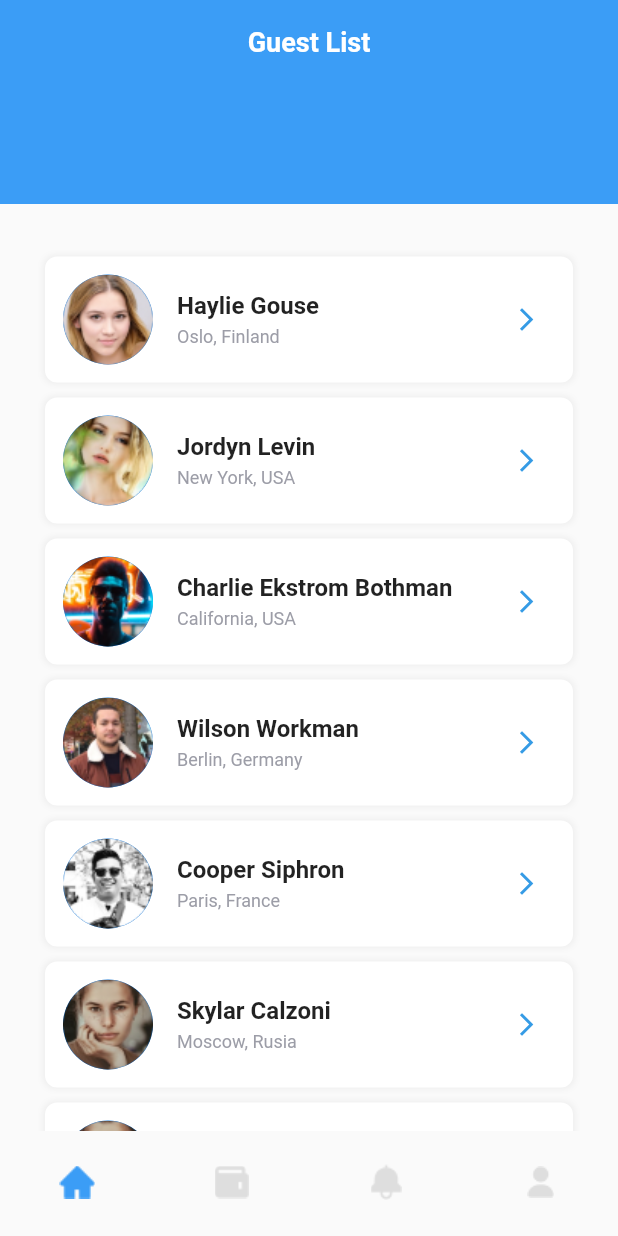
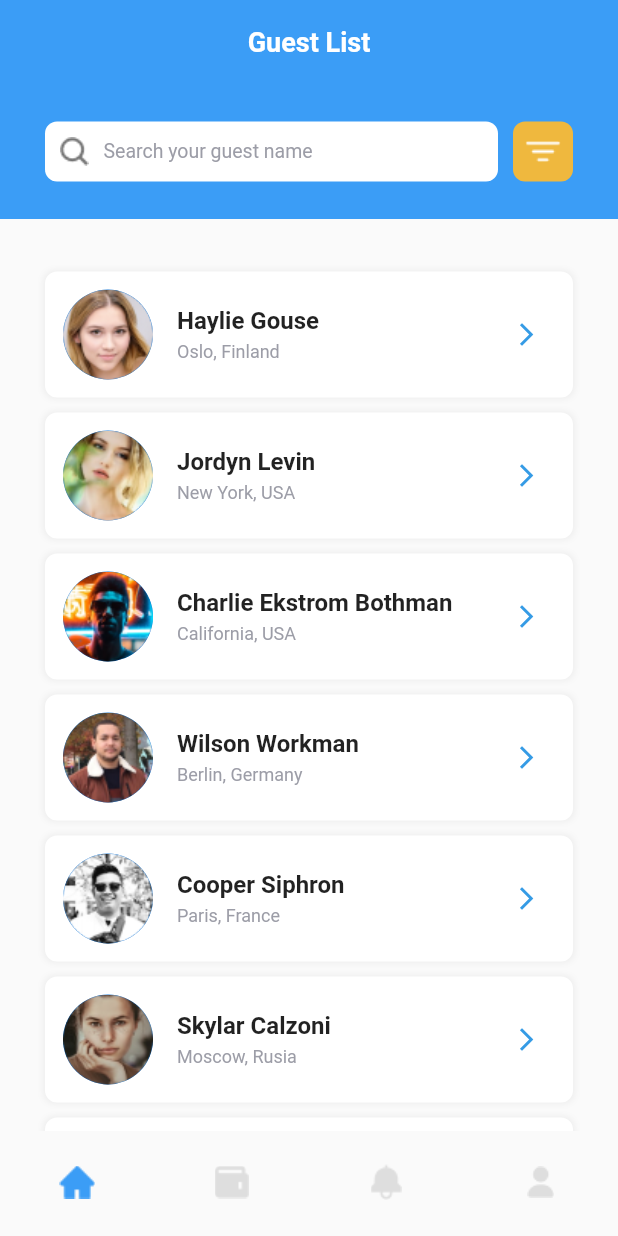
Before and after one commit to xavesenduk/bukit-vista-flutter-assessment, a Flutter app: the screen it shows after launch, on a phone screen of 412 x 824 dp. Run offline on Flutter 3.47's test engine with Material 2 defaults, Android fonts, the phone set to English and light mode, and no system bars.

Commit message:
feat: add search bar and filter button

```diff
--- a/lib/screens/home_screen.dart
+++ b/lib/screens/home_screen.dart
@@ -34,7 +34,6 @@ class _HomeScreenState extends State<HomeScreen> {
   @override
   Widget build(BuildContext context) {
     return Scaffold(
-      // TODO: ListView with item card component
       body: Column(
         children: [
           // AppBar is placed inside body to avoid showing white line at the bottom of AppBar
@@ -42,12 +41,71 @@ class _HomeScreenState extends State<HomeScreen> {
             headerTitle: 'Guest List',
             headerHasBackButton: false,
           ),
-          // TODO: Home Screen search bar
           Container(
             color: const Color(0xFF3B9DF6),
-            height: 80,
-            child: Row(
-              children: [],
+            height: 90,
+            child: Padding(
+              padding: const EdgeInsets.symmetric(horizontal: 30),
+              child: Row(
+                children: [
+                  Expanded(
+                    child: Container(
+                      height: 40,
+                      decoration: const BoxDecoration(
+                        borderRadius: BorderRadius.all(Radius.circular(8)),
+                        color: Colors.white,
+                      ),
+                      child: Row(
+                        children: [
+                          Padding(
+                            padding: const EdgeInsets.only(left: 10),
+                            child: Image.asset("assets/icons/search.png"),
+                          ),
+                          const Expanded(
+                            child: SizedBox(
+                              height: 40,
+                              child: TextField(
+                                style: TextStyle(
+                                  fontFamily: 'Roboto',
+                                  fontSize: 12,
+                                ),
+                                decoration: InputDecoration(
+                                  contentPadding: EdgeInsets.all(10),
+                                  hintText: 'Search your guest name',
+                                  hintStyle: TextStyle(
+                                    color: Color(0xFF9C9DA7),
+                                    fontFamily: 'Roboto',
+                                    fontSize: 13,
+                                  ),
+                                  focusedBorder: OutlineInputBorder(
+                                      borderSide: BorderSide.none),
+                                  enabledBorder: OutlineInputBorder(
+                                      borderSide: BorderSide.none),
+                                ),
+                              ),
+                            ),
+                          ),
+                        ],
+                      ),
+                    ),
+                  ),
+                  const SizedBox(width: 10),
+                  Container(
+                    height: 40,
+                    width: 40,
+                    decoration: const BoxDecoration(
+                      borderRadius: BorderRadius.all(Radius.circular(8)),
+                      color: Color(0xFFEFB83E),
+                    ),
+                    child: IconButton(
+                      onPressed: () {},
+                      icon: Image.asset(
+                        "assets/icons/filter.png",
+                      ),
+                    ),
+                  )
+                ],
+              ),
             ),
           ),
           items.isNotEmpty
@@ -69,7 +127,6 @@ class _HomeScreenState extends State<HomeScreen> {
               : const SizedBox(),
         ],
       ),
-
       bottomNavigationBar: const NavigationBarComponent(),
     );
   }
```
